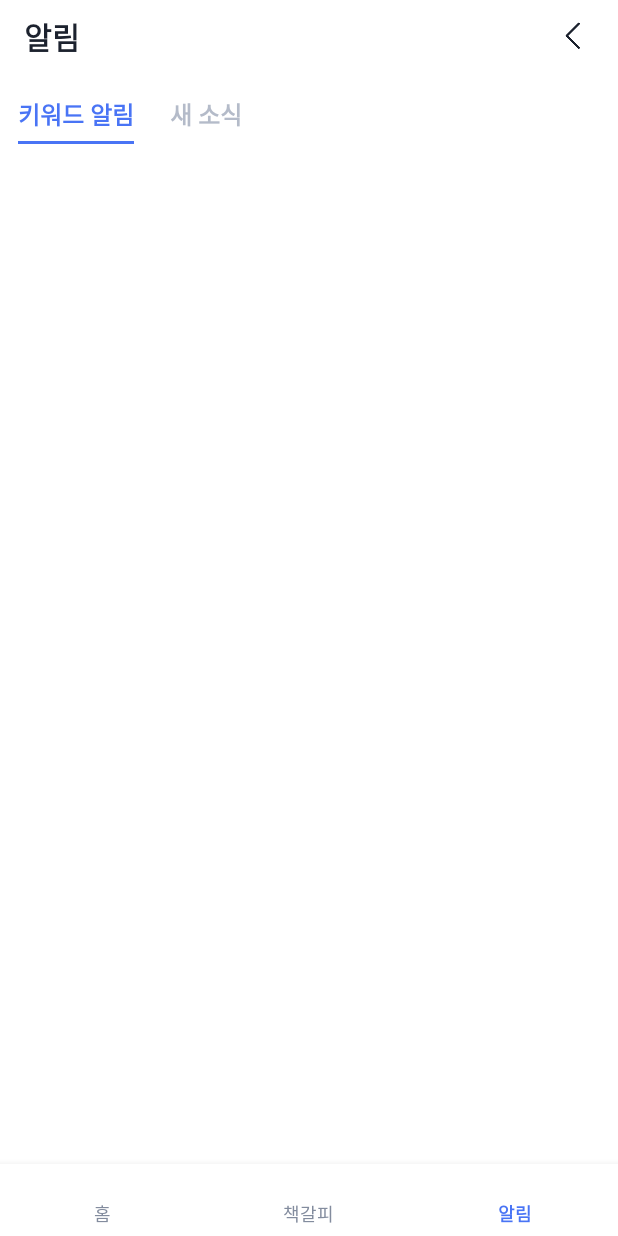
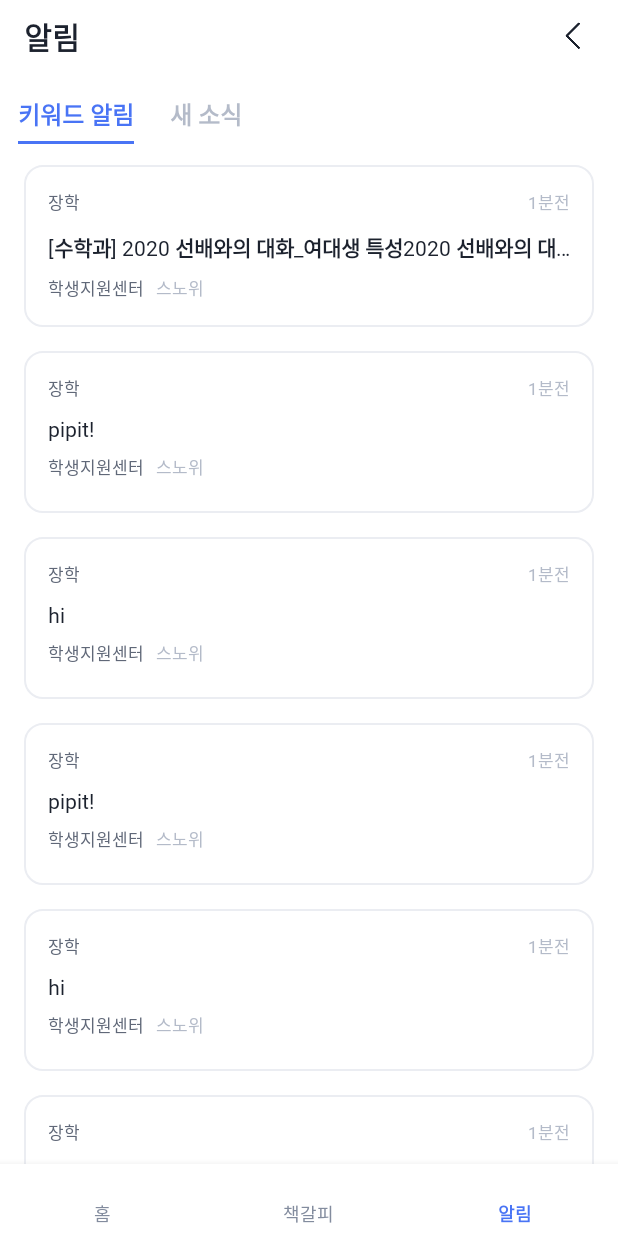
Before and after one commit to Blue-Bird-Developers/pipit-Android, an Android app: the HomeViewPagerFragment screen opened directly, with no data from a screen before it, item 3 of the bottom bar chosen, on a phone screen of 412 x 824 dp. Run offline under Robolectric (Android 15) with nearby library versions, the phone set to English and light mode, and no system bars.

Commit message:
alertViewPager에 RecyclerView 구현

```diff
--- /dev/null
+++ b/app/src/main/java/com/bluebird/pipit/ui/main/alert/AlertRecyclerAdapter.kt
@@ -0,0 +1,26 @@
+package com.bluebird.pipit.ui.main.alert
+
+import android.content.Context
+import android.view.LayoutInflater
+import android.view.ViewGroup
+import androidx.recyclerview.widget.RecyclerView
+import com.bluebird.pipit.R
+
+class AlertRecyclerAdapter(
+    private val context: Context,
+    private val dataList: MutableList<String>)
+    : RecyclerView.Adapter<AlertRecyclerViewHolder>(){
+
+    override fun onCreateViewHolder(parent: ViewGroup, viewType: Int): AlertRecyclerViewHolder {
+        val view = LayoutInflater.from(context).inflate(
+            R.layout.item_alert_recyclerview,
+            parent,false)
+        return AlertRecyclerViewHolder(view)
+    }
+
+    override fun getItemCount(): Int = dataList.size
+
+    override fun onBindViewHolder(holder: AlertRecyclerViewHolder, position: Int) {
+        holder.bind(dataList[position])
+    }
+}
--- /dev/null
+++ b/app/src/main/java/com/bluebird/pipit/ui/main/alert/AlertRecyclerViewHolder.kt
@@ -0,0 +1,14 @@
+package com.bluebird.pipit.ui.main.alert
+
+import android.view.View
+import android.widget.TextView
+import androidx.recyclerview.widget.RecyclerView
+import com.bluebird.pipit.R
+
+class AlertRecyclerViewHolder(itemView : View) : RecyclerView.ViewHolder(itemView) {
+    private val titleText = itemView.findViewById<TextView>(R.id.titleText)
+
+    fun bind(data: String){
+        titleText.text = data
+    }
+}
--- a/app/src/main/java/com/bluebird/pipit/ui/main/alert/AlertViewPagerFragment.kt
+++ b/app/src/main/java/com/bluebird/pipit/ui/main/alert/AlertViewPagerFragment.kt
@@ -15,17 +15,23 @@ import com.bluebird.pipit.ui.main.WebViewActivity
 
 class AlertViewPagerFragment : Fragment() {
 
-    var dataList: MutableList<String> = mutableListOf("hi", "pipit!", "hi", "pipit!", "hi", "pipit!", "hi", "pipit!")
+    var dataList: MutableList<String> = mutableListOf("[수학과] 2020 선배와의 대화_여대생 특성2020 선배와의 대화_여대생 특성", "pipit!", "hi", "pipit!", "hi", "pipit!", "hi", "pipit!")
+
+    private lateinit var recyclerAdapter: AlertRecyclerAdapter
+    private lateinit var recyclerView: RecyclerView
 
     override fun onCreateView(
         inflater: LayoutInflater,
         container: ViewGroup?,
         savedInstanceState: Bundle?
     ): View? {
-        return inflater.inflate(R.layout.fragment_home_viewpager, container, false)
+        return inflater.inflate(R.layout.fragment_alert_viewpager, container, false)
     }
 
     override fun onViewCreated(view: View, savedInstanceState: Bundle?) {
-
+        recyclerAdapter = AlertRecyclerAdapter(view.context, dataList)
+        recyclerAdapter.notifyDataSetChanged()
+        recyclerView = view.findViewById(R.id.alertViewPagerRecyclerView)
+        recyclerView.adapter = recyclerAdapter
     }
 }
--- a/app/src/main/java/com/bluebird/pipit/ui/main/home/HomeViewPagerFragment.kt
+++ b/app/src/main/java/com/bluebird/pipit/ui/main/home/HomeViewPagerFragment.kt
@@ -17,7 +17,7 @@ class HomeViewPagerFragment : Fragment() {
 
     var dataList: MutableList<String> = mutableListOf("hi", "pipit!", "hi", "pipit!", "hi", "pipit!", "hi", "pipit!")
 
-    private lateinit var fragmentAdapter: HomeRecyclerAdapter
+    private lateinit var recyclerAdapter: HomeRecyclerAdapter
     private lateinit var recyclerView: RecyclerView
 
     override fun onCreateView(
@@ -29,7 +29,7 @@ class HomeViewPagerFragment : Fragment() {
     }
 
     override fun onViewCreated(view: View, savedInstanceState: Bundle?) {
-        fragmentAdapter = HomeRecyclerAdapter(view.context, dataList){ compoundButton, isChecked ->
+        recyclerAdapter = HomeRecyclerAdapter(view.context, dataList){ compoundButton, isChecked ->
             if (isChecked){
                 var layout = layoutInflater.inflate(R.layout.toast_layout, null)
                 layout.setBackgroundResource(R.drawable.black_button)
@@ -42,8 +42,8 @@ class HomeViewPagerFragment : Fragment() {
                 // TODO: 2021/02/02 bookmark 안 되어 있을 때
             }
         }
-        fragmentAdapter.notifyDataSetChanged()
+        recyclerAdapter.notifyDataSetChanged()
         recyclerView = view.findViewById(R.id.homeViewPagerRecyclerView)
-        recyclerView.adapter = fragmentAdapter
+        recyclerView.adapter = recyclerAdapter
     }
 }
--- /dev/null
+++ b/app/src/main/res/layout/fragment_alert_viewpager.xml
@@ -0,0 +1,17 @@
+<?xml version="1.0" encoding="utf-8"?>
+<androidx.constraintlayout.widget.ConstraintLayout xmlns:android="http://schemas.android.com/apk/res/android"
+    android:layout_width="match_parent"
+    android:layout_height="match_parent"
+    xmlns:app="http://schemas.android.com/apk/res-auto">
+
+    <androidx.recyclerview.widget.RecyclerView
+        android:id="@+id/alertViewPagerRecyclerView"
+        android:layout_width="match_parent"
+        android:layout_height="0dp"
+        app:layoutManager="androidx.recyclerview.widget.LinearLayoutManager"
+        app:layout_constraintTop_toTopOf="parent"
+        app:layout_constraintBottom_toBottomOf="parent"
+        app:layout_constraintStart_toStartOf="parent"
+        app:layout_constraintEnd_toEndOf="parent"/>
+
+</androidx.constraintlayout.widget.ConstraintLayout>
--- /dev/null
+++ b/app/src/main/res/layout/item_alert_recyclerview.xml
@@ -0,0 +1,66 @@
+<?xml version="1.0" encoding="utf-8"?>
+<androidx.constraintlayout.widget.ConstraintLayout xmlns:android="http://schemas.android.com/apk/res/android"
+    android:layout_width="match_parent"
+    android:layout_height="108dp"
+    xmlns:app="http://schemas.android.com/apk/res-auto"
+    android:layout_marginStart="@dimen/main_margin"
+    android:layout_marginEnd="@dimen/main_margin"
+    android:layout_marginTop="8dp"
+    android:layout_marginBottom="8dp"
+    android:padding="@dimen/main_margin"
+    android:background="@drawable/gray_round_rectangle">
+
+    <TextView
+        android:id="@+id/categoryText"
+        android:layout_width="wrap_content"
+        android:layout_height="wrap_content"
+        android:text="장학"
+        android:textSize="11sp"
+        android:textColor="@color/gray600"
+        app:layout_constraintTop_toTopOf="parent"
+        app:layout_constraintStart_toStartOf="parent"/>
+    <TextView
+        android:id="@+id/alertTimeText"
+        android:layout_width="wrap_content"
+        android:layout_height="wrap_content"
+        android:text="1분전"
+        android:textSize="11sp"
+        android:textColor="@color/gray400"
+        app:layout_constraintBaseline_toBaselineOf="@id/categoryText"
+        app:layout_constraintEnd_toEndOf="parent"/>
+    <TextView
+        android:id="@+id/titleText"
+        android:layout_width="match_parent"
+        android:layout_height="wrap_content"
+        android:text="학업우수장학금 선발기준 변경 안내"
+        android:textSize="14sp"
+        android:textColor="@color/gray900"
+        android:textStyle="bold"
+        android:layout_marginTop="12dp"
+        android:maxLines="1"
+        android:ellipsize="end"
+        app:layout_constraintStart_toStartOf="parent"
+        app:layout_constraintEnd_toEndOf="parent"
+        app:layout_constraintTop_toBottomOf="@id/categoryText"/>
+    <TextView
+        android:id="@+id/teamText"
+        android:layout_width="wrap_content"
+        android:layout_height="wrap_content"
+        android:text="학생지원센터"
+        android:textSize="11sp"
+        android:textColor="@color/gray600"
+        android:layout_marginTop="8dp"
+        app:layout_constraintTop_toBottomOf="@id/titleText"
+        app:layout_constraintStart_toStartOf="parent"/>
+    <TextView
+        android:id="@+id/sourceText"
+        android:layout_width="wrap_content"
+        android:layout_height="wrap_content"
+        android:text="스노위"
+        android:textSize="11sp"
+        android:textColor="@color/gray400"
+        android:layout_marginStart="8dp"
+        app:layout_constraintBaseline_toBaselineOf="@id/teamText"
+        app:layout_constraintStart_toEndOf="@id/teamText"/>
+
+</androidx.constraintlayout.widget.ConstraintLayout>
```
